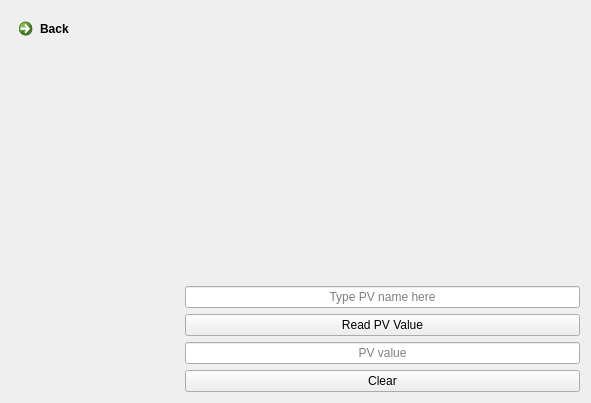
The window that myInterface/epicsInterface.ui (semissatto2/Interface_files) describes before a commit, drawn with Qt 5.
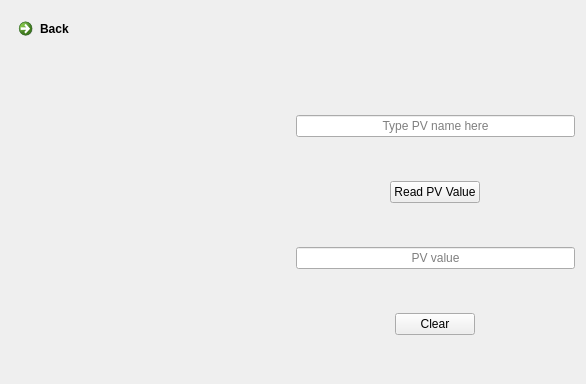
The same window after the commit. Icons and pictures are not drawn.

Patch:
```diff
--- a/myInterface/epicsInterface.ui
+++ b/myInterface/epicsInterface.ui
@@ -6,8 +6,8 @@
    <rect>
     <x>0</x>
     <y>0</y>
-    <width>591</width>
-    <height>403</height>
+    <width>586</width>
+    <height>384</height>
    </rect>
   </property>
   <property name="windowTitle">
@@ -17,10 +17,12 @@
    <iconset resource="resources.qrc">
     <normaloff>:/images/logo_659x595.png</normaloff>:/images/logo_659x595.png</iconset>
   </property>
+  <layout class="QVBoxLayout" name="verticalLayout_5">
+   <item>
+    <layout class="QHBoxLayout" name="horizontalLayout">
+     <item>
   <layout class="QGridLayout" name="gridLayout">
    <item row="0" column="0">
-    <layout class="QHBoxLayout" name="horizontalLayout_2">
-     <item>
       <widget class="QCommandLinkButton" name="LinkButtonBack">
        <property name="text">
         <string>Back</string>
@@ -37,10 +39,43 @@
        </property>
       </widget>
      </item>
+       <item row="0" column="1">
+        <spacer name="horizontalSpacer">
+         <property name="orientation">
+          <enum>Qt::Horizontal</enum>
+         </property>
+         <property name="sizeHint" stdset="0">
+          <size>
+           <width>40</width>
+           <height>20</height>
+          </size>
+         </property>
+        </spacer>
+       </item>
+       <item row="1" column="0">
+        <spacer name="verticalSpacer">
+         <property name="orientation">
+          <enum>Qt::Vertical</enum>
+         </property>
+         <property name="sizeHint" stdset="0">
+          <size>
+           <width>20</width>
+           <height>40</height>
+          </size>
+         </property>
+        </spacer>
+       </item>
+      </layout>
+     </item>
+     <item>
+      <layout class="QHBoxLayout" name="horizontalLayout_2">
      <item>
       <layout class="QVBoxLayout" name="verticalLayout">
        <item>
         <widget class="QLabel" name="logoSirius">
+           <property name="enabled">
+            <bool>true</bool>
+           </property>
          <property name="text">
           <string/>
          </property>
@@ -65,7 +100,7 @@
          </property>
         </widget>
        </item>
-       <item>
+         <item alignment="Qt::AlignHCenter|Qt::AlignVCenter">
         <widget class="QPushButton" name="pushButton_readPv">
          <property name="text">
           <string>Read PV Value</string>
@@ -85,7 +120,7 @@
          </property>
         </widget>
        </item>
-       <item>
+         <item alignment="Qt::AlignHCenter|Qt::AlignVCenter">
         <widget class="QPushButton" name="pushButton_clear">
          <property name="text">
           <string>Clear</string>
@@ -97,6 +132,8 @@
     </layout>
    </item>
   </layout>
+   </item>
+  </layout>
  </widget>
  <resources>
   <include location="resources.qrc"/>
```
Left out of the diff: 2 changed lines with no effect on the pictures. Lines whose indentation alone changed are shown as unchanged.
